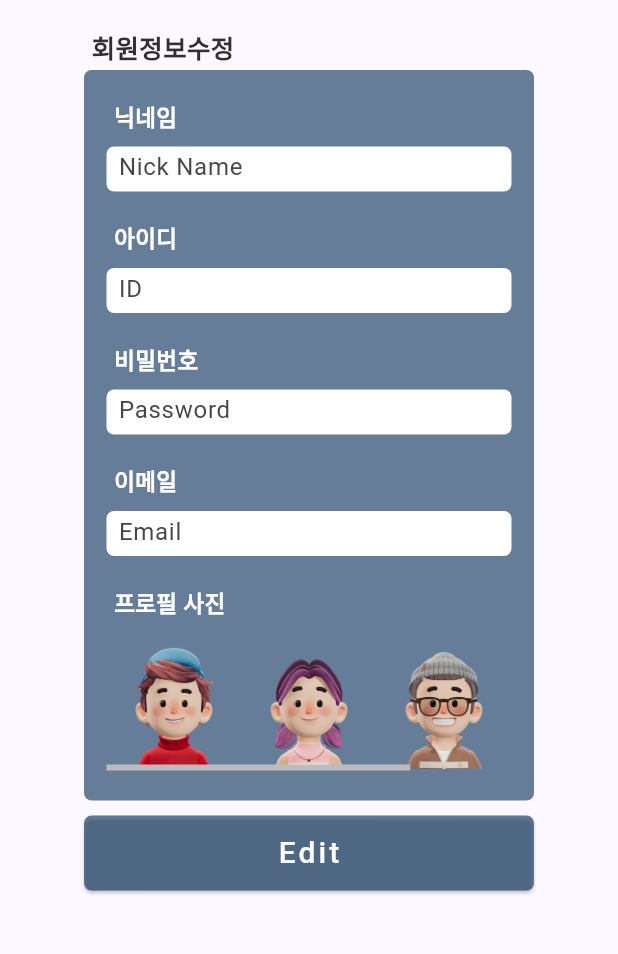
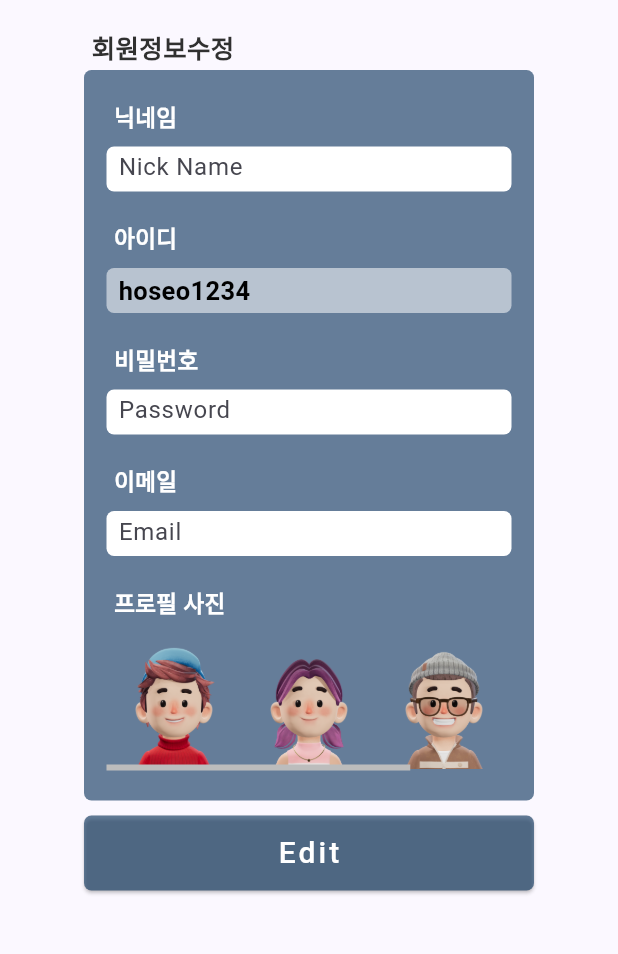
Before and after one commit to UI-UX-class/Trimo, a Flutter app: the _ChangeInfo screen opened directly, on a phone screen of 412 x 824 dp, the part 215-1169 px from its top. Run offline on Flutter 3.47's test engine with Material 3 defaults, Android fonts, the phone set to English and light mode, and no system bars; our stand-ins replace card_swiper, image_picker.

Commit message:
회원가입, 회원정보수정 페이지 수정

```diff
--- a/lib/ChangeAccountInfo.dart
+++ b/lib/ChangeAccountInfo.dart
@@ -37,6 +37,7 @@ class ChangeInfoState extends State<_ChangeInfo> {
   @override
   Widget build(BuildContext context) {
     return Scaffold(
+      resizeToAvoidBottomInset: false,
       appBar: AppBar(
         leading: IconButton(
           icon: Icon(Icons.arrow_back),
@@ -147,19 +148,19 @@ class ChangeInfoState extends State<_ChangeInfo> {
                           //color: Colors.white,
                           decoration: BoxDecoration(
                             borderRadius: BorderRadius.circular(5),
-                            color: Colors.white,
+                            color: Colors.white54,
                           ),
                           child: SizedBox(
                             height: 30,
                             width: 270,
-                            child:TextField(
-                              controller: _idController,
-                              decoration: InputDecoration(
-                                hintText: 'ID',
-                                contentPadding: EdgeInsets.all(8),
-                                border: InputBorder.none,
+                            child:Padding(
+                              padding: EdgeInsets.only(top: 3, left: 8),
+                              child:Text('hoseo1234', style: TextStyle(
+                                  fontSize: 17,
+                                  fontWeight: FontWeight.w600,
+                                  color: Colors.black
                               ),
-                            ),
+                              ),),
                           ),
                         ),),
                       Align(
--- a/lib/SignUp.dart
+++ b/lib/SignUp.dart
@@ -37,6 +37,7 @@ class _SignUp extends State<SignUp> {
   @override
   Widget build(BuildContext context) {
     return Scaffold(
+      resizeToAvoidBottomInset: false,
       appBar: AppBar(
         leading: IconButton(
           icon: Icon(Icons.arrow_back),
```
